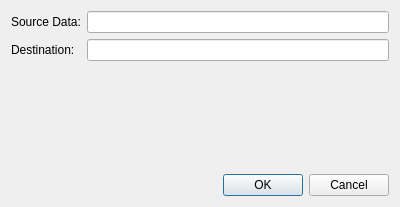
Above: source/qxrdpolarnormalizationdialog.ui from guyjennings/qxrd before the change. Below: the same form after it.
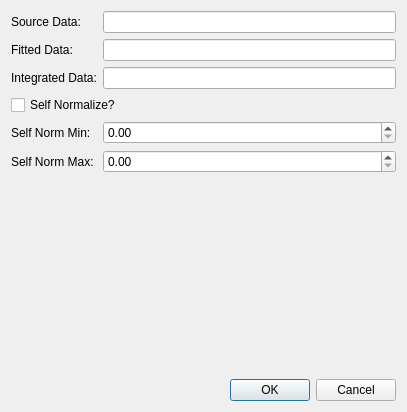
That is the form after the change.

Commit message: Fixed implementation of polarization normalization Added integrated data output from polarization normalization Added self normalization option

Diff of the .ui file:
```diff
--- a/source/qxrdpolarnormalizationdialog.ui
+++ b/source/qxrdpolarnormalizationdialog.ui
@@ -6,8 +6,8 @@
    <rect>
     <x>0</x>
     <y>0</y>
-    <width>400</width>
-    <height>207</height>
+    <width>407</width>
+    <height>412</height>
    </rect>
   </property>
   <property name="windowTitle">
@@ -27,14 +27,14 @@
    <item row="1" column="0">
     <widget class="QLabel" name="label_2">
      <property name="text">
-      <string>Destination:</string>
+      <string>Fitted Data:</string>
      </property>
     </widget>
    </item>
    <item row="1" column="1">
     <widget class="QLineEdit" name="m_Destination"/>
    </item>
-   <item row="2" column="0" colspan="2">
+   <item row="6" column="0" colspan="2">
     <spacer name="verticalSpacer">
      <property name="orientation">
       <enum>Qt::Vertical</enum>
@@ -47,7 +47,7 @@
      </property>
     </spacer>
    </item>
-   <item row="3" column="0" colspan="2">
+   <item row="7" column="0" colspan="2">
     <widget class="QDialogButtonBox" name="buttonBox">
      <property name="orientation">
       <enum>Qt::Horizontal</enum>
@@ -57,6 +57,51 @@
      </property>
     </widget>
    </item>
+   <item row="2" column="0">
+    <widget class="QLabel" name="label_3">
+     <property name="text">
+      <string>Integrated Data:</string>
+     </property>
+    </widget>
+   </item>
+   <item row="2" column="1">
+    <widget class="QLineEdit" name="m_Integrated"/>
+   </item>
+   <item row="4" column="0">
+    <widget class="QLabel" name="label_4">
+     <property name="text">
+      <string>Self Norm Min:</string>
+     </property>
+    </widget>
+   </item>
+   <item row="3" column="0" colspan="2">
+    <widget class="QCheckBox" name="m_SelfNormalize">
+     <property name="text">
+      <string>Self Normalize?</string>
+     </property>
+    </widget>
+   </item>
+   <item row="5" column="0">
+    <widget class="QLabel" name="label_5">
+     <property name="text">
+      <string>Self Norm Max:</string>
+     </property>
+    </widget>
+   </item>
+   <item row="4" column="1">
+    <widget class="QDoubleSpinBox" name="m_SelfNormalizeMin">
+     <property name="maximum">
+      <double>10000.000000000000000</double>
+     </property>
+    </widget>
+   </item>
+   <item row="5" column="1">
+    <widget class="QDoubleSpinBox" name="m_SelfNormalizeMax">
+     <property name="maximum">
+      <double>10000.000000000000000</double>
+     </property>
+    </widget>
+   </item>
   </layout>
  </widget>
  <resources/>
```
The commit also changes 6 other files.
